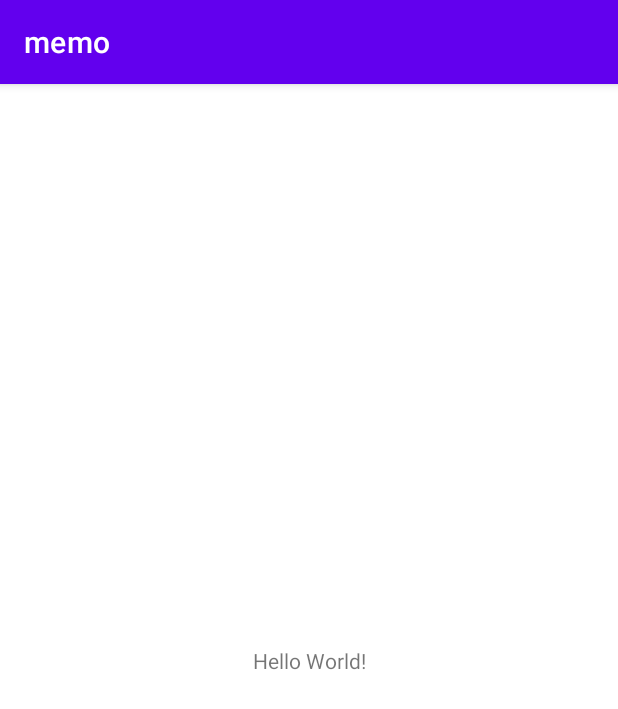
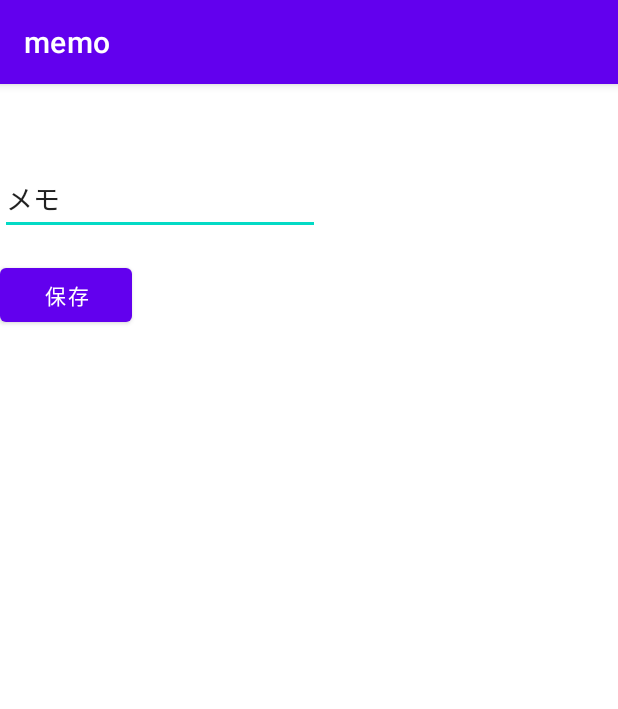
Before and after one commit to CoffCookie/memoList, an Android app: the screen it shows after launch (MainActivity), on a phone screen of 412 x 824 dp. Shown: the top 709 px of the screen. Run offline under Robolectric (Android 15) with nearby library versions, the phone set to English and light mode, and no system bars; our stand-ins replace Room's generated code.

Commit message:
簡易メモ作成

```diff
--- a/app/build.gradle
+++ b/app/build.gradle
@@ -1,6 +1,7 @@
 plugins {
     id 'com.android.application'
     id 'kotlin-android'
+    id 'org.jetbrains.kotlin.kapt'
 }
 
 android {
@@ -42,4 +43,16 @@ dependencies {
     testImplementation 'junit:junit:4.+'
     androidTestImplementation 'androidx.test.ext:junit:1.1.2'
     androidTestImplementation 'androidx.test.espresso:espresso-core:3.3.0'
+
+    def room_version = "2.2.5"
+    implementation "androidx.room:room-runtime:$room_version"
+    kapt "androidx.room:room-compiler:$room_version"
+
+    // optional - Kotlin Extensions and Coroutines support for Room
+    implementation "androidx.room:room-ktx:$room_version"
+
+    // optional - Test helpers
+    testImplementation "androidx.room:room-testing:$room_version"
+    implementation "com.google.android.material:material:1.3.0-beta01"
+
 }
--- a/app/src/main/java/com/android/memo/MainActivity.kt
+++ b/app/src/main/java/com/android/memo/MainActivity.kt
@@ -2,10 +2,28 @@ package com.android.memo
 
 import androidx.appcompat.app.AppCompatActivity
 import android.os.Bundle
+import android.widget.Button
+import android.widget.TextView
+
 
 class MainActivity : AppCompatActivity() {
     override fun onCreate(savedInstanceState: Bundle?) {
         super.onCreate(savedInstanceState)
         setContentView(R.layout.activity_main)
+
+        val saveButton: Button = findViewById(R.id.saveButton)
+        val memoText: TextView = findViewById(R.id.memoText)
+        val memoView: TextView = findViewById(R.id.memoView)
+        val database = MemoDatabase.getInstance(this)
+        val memoDao = database.memoDao()
+
+
+        saveButton.setOnClickListener{
+
+            val newMemo = Memo(0,memoText.text.toString())
+            memoDao.insert(newMemo)
+            memoView.text = memoText.text
+
+        }
     }
 }
--- /dev/null
+++ b/app/src/main/java/com/android/memo/Memo.kt
@@ -0,0 +1,10 @@
+package com.android.memo
+
+import androidx.room.Entity
+import androidx.room.PrimaryKey
+
+@Entity
+class Memo (
+    @PrimaryKey(autoGenerate = true) val id: Int,
+    var text: String?
+)
--- /dev/null
+++ b/app/src/main/java/com/android/memo/MemoDao.kt
@@ -0,0 +1,18 @@
+package com.android.memo
+
+import androidx.room.*
+
+@Dao
+interface MemoDao {
+    @Query("Select * From memo")
+    fun getAll() : List<Memo>
+
+    @Insert
+    fun insert(memo: Memo)
+
+    @Update
+    fun update(memo: Memo)
+
+    @Delete
+    fun delete(memo: Memo)
+}
--- /dev/null
+++ b/app/src/main/java/com/android/memo/MemoDatabase.kt
@@ -0,0 +1,28 @@
+package com.android.memo
+
+import android.content.Context
+import androidx.room.*
+
+@Database(entities = [Memo::class], version = 2)
+abstract class MemoDatabase:RoomDatabase() {
+    abstract fun memoDao(): MemoDao
+
+    companion object{
+        private var INSTANCE: MemoDatabase? = null
+        private val lock = Any()
+
+        fun getInstance(context: Context): MemoDatabase{
+            synchronized(lock){
+                if (INSTANCE == null) {
+                    INSTANCE = Room.databaseBuilder(
+                        context.applicationContext,
+                        MemoDatabase::class.java, "Memodata.db"
+                    )
+                        .allowMainThreadQueries()
+                        .build()
+                }
+                return INSTANCE!!
+            }
+        }
+    }
+}
--- a/app/src/main/res/layout/activity_main.xml
+++ b/app/src/main/res/layout/activity_main.xml
@@ -7,12 +7,32 @@
     tools:context=".MainActivity">
 
     <TextView
+        android:id="@+id/memoView"
+        android:layout_width="320dp"
+        android:layout_height="wrap_content"
+        android:text="@string/memo_view"
+        android:textAppearance="@style/TextAppearance.AppCompat.Large"
+        tools:layout_editor_absoluteX="43dp"
+        tools:layout_editor_absoluteY="64dp" />
+
+    <EditText
+        android:id="@+id/memoText"
         android:layout_width="wrap_content"
         android:layout_height="wrap_content"
-        android:text="Hello World!"
-        app:layout_constraintBottom_toBottomOf="parent"
-        app:layout_constraintLeft_toLeftOf="parent"
-        app:layout_constraintRight_toRightOf="parent"
-        app:layout_constraintTop_toTopOf="parent" />
+        android:layout_marginTop="24dp"
+        android:ems="10"
+        android:inputType="textPersonName"
+        android:text="@string/memo_text"
+        app:layout_constraintStart_toStartOf="@+id/memoView"
+        app:layout_constraintTop_toBottomOf="@+id/memoView" />
+
+    <Button
+        android:id="@+id/saveButton"
+        android:layout_width="wrap_content"
+        android:layout_height="wrap_content"
+        android:layout_marginTop="16dp"
+        android:text="@string/save_button"
+        app:layout_constraintStart_toStartOf="@+id/memoText"
+        app:layout_constraintTop_toBottomOf="@+id/memoText" />
 
 </androidx.constraintlayout.widget.ConstraintLayout>
--- a/app/src/main/res/values/strings.xml
+++ b/app/src/main/res/values/strings.xml
@@ -1,3 +1,6 @@
 <resources>
     <string name="app_name">memo</string>
+    <string name="memo_view" />
+    <string name="memo_text">メモ</string>
+    <string name="save_button">保存</string>
 </resources>
```
Also changed, not shown: gradle/wrapper/gradle-wrapper.properties.
